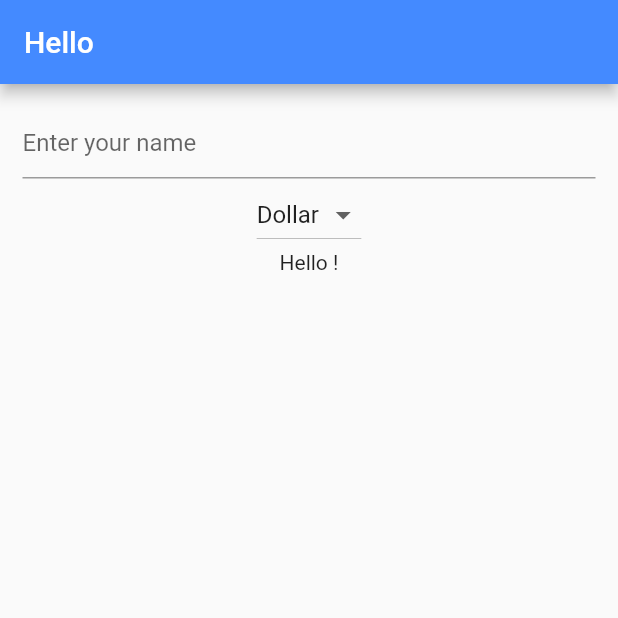
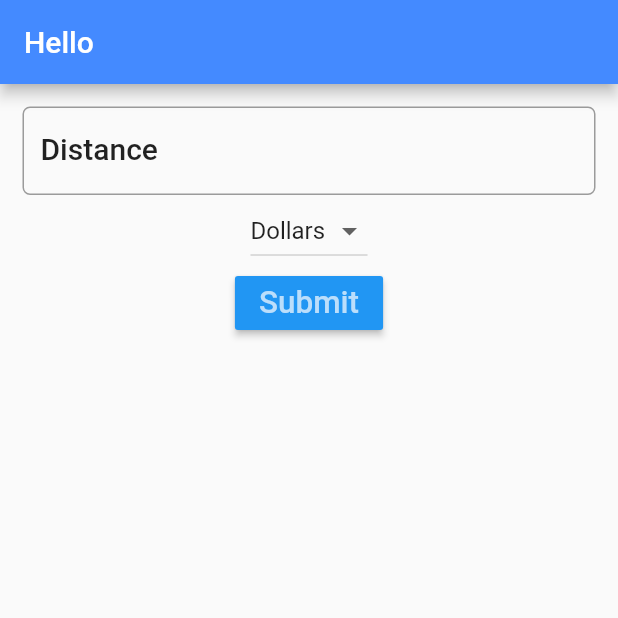
Before and after one commit to Harin-Kaklotar/trip_cost_app, a Flutter app: the screen it shows after launch, on a phone screen of 412 x 824 dp, the top half of it. Run offline on Flutter 3.47's test engine with Material 2 defaults, Android fonts, the phone set to English and light mode, and no system bars.

Commit message:
add textfild with decoration and text change controler

```diff
--- a/lib/main.dart
+++ b/lib/main.dart
@@ -7,26 +7,30 @@ class MyApp extends StatelessWidget {
   @override
   Widget build(BuildContext context) {
     return MaterialApp(
-      title: 'Hello You',
+      title: 'Tirp Cost Calculator',
       theme: ThemeData(
         primarySwatch: Colors.blue,
       ),
-      home: HelloYou(),
+      home: FualForm(),
     );
   }
 }
 
-class HelloYou extends StatefulWidget {
+class FualForm extends StatefulWidget {
   @override
-  State<StatefulWidget> createState() => _HelloYouState();
+  State<StatefulWidget> createState() => _FualFormState();
 }
 
-class _HelloYouState extends State<HelloYou> {
-  String name = '';
-  final _currencies = ['Dollar', 'Pound', 'Euro'];
-  String _currency = 'Dollar';
+class _FualFormState extends State<FualForm> {
+  TextEditingController distanceController = TextEditingController();
+  String result = '';
+  final _currencies = ['Dollars', 'Pounds', 'Euro'];
+  String _currency = 'Dollars';
   @override
   Widget build(BuildContext context) {
+
+    TextStyle textStyle = Theme.of(context).textTheme.title;
+
     return Scaffold(
       appBar: AppBar(
         title: Text("Hello"),
@@ -36,27 +40,48 @@ class _HelloYouState extends State<HelloYou> {
         padding: EdgeInsets.all(15.0),
         child: Column(
           children: <Widget>[
+
             TextField(
-              decoration: InputDecoration(hintText: "Enter your name"),
-              onChanged: (String string) {
-                setState(() {
-                  name = string;
-                });
-              },
+              decoration: InputDecoration(
+                labelText: "Distance",
+                hintText: "e.g. 124",
+                labelStyle: textStyle,
+                border: OutlineInputBorder(
+                  borderRadius: BorderRadius.circular(5.0)
+                  ),
+                ),
+              controller: distanceController,
+              keyboardType: TextInputType.number,
             ),
+
             DropdownButton<String>(
-              items: _currencies.map((String value){
+              items: _currencies.map((String value) {
                 return DropdownMenuItem<String>(
                   value: value,
-                  child: Text(value),
+                  child: new Text(value),
                 );
               }).toList(),
               value: _currency,
-              onChanged: (String value){
+              onChanged: (String value) {
                 _onDropDownChange(value);
               },
             ),
-            Text("Hello " + name + "!")
+
+            RaisedButton(
+              color: Theme.of(context).primaryColor,
+              textColor: Theme.of(context).primaryColorLight,
+              child: new Text(
+                "Submit",
+                textScaleFactor: 1.5,
+                ),
+              onPressed: () {
+                setState(() {
+                  result = distanceController.text;
+                });
+              }
+              ),
+
+            Text(result)
           ],
         ),
       ),
```
